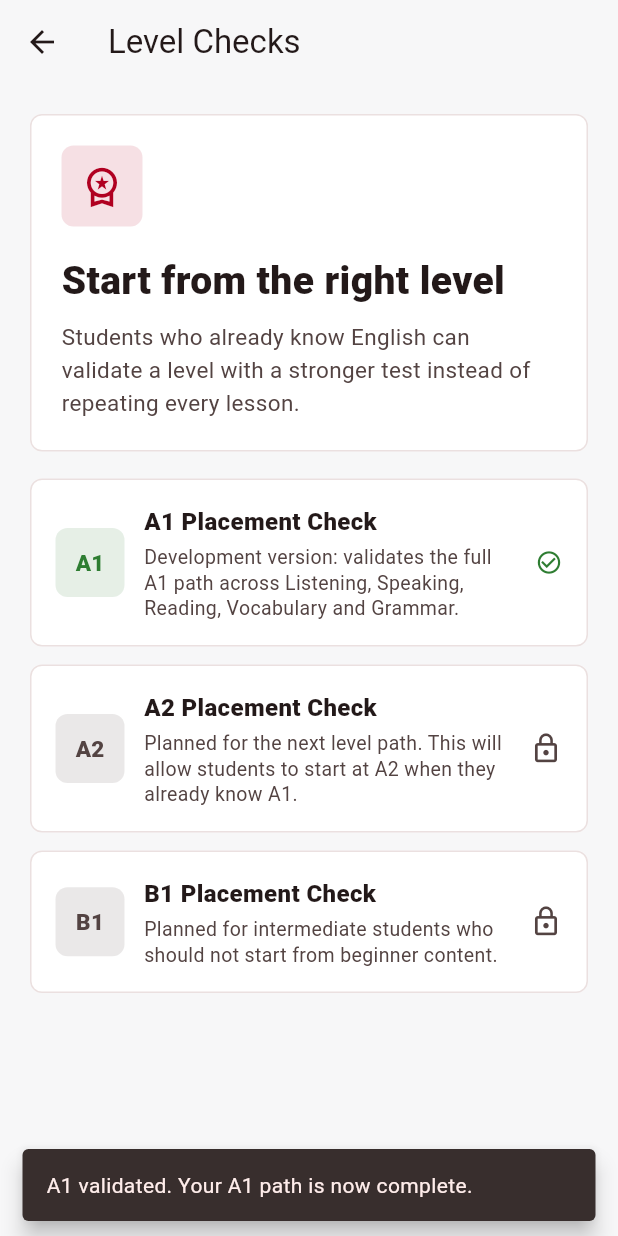
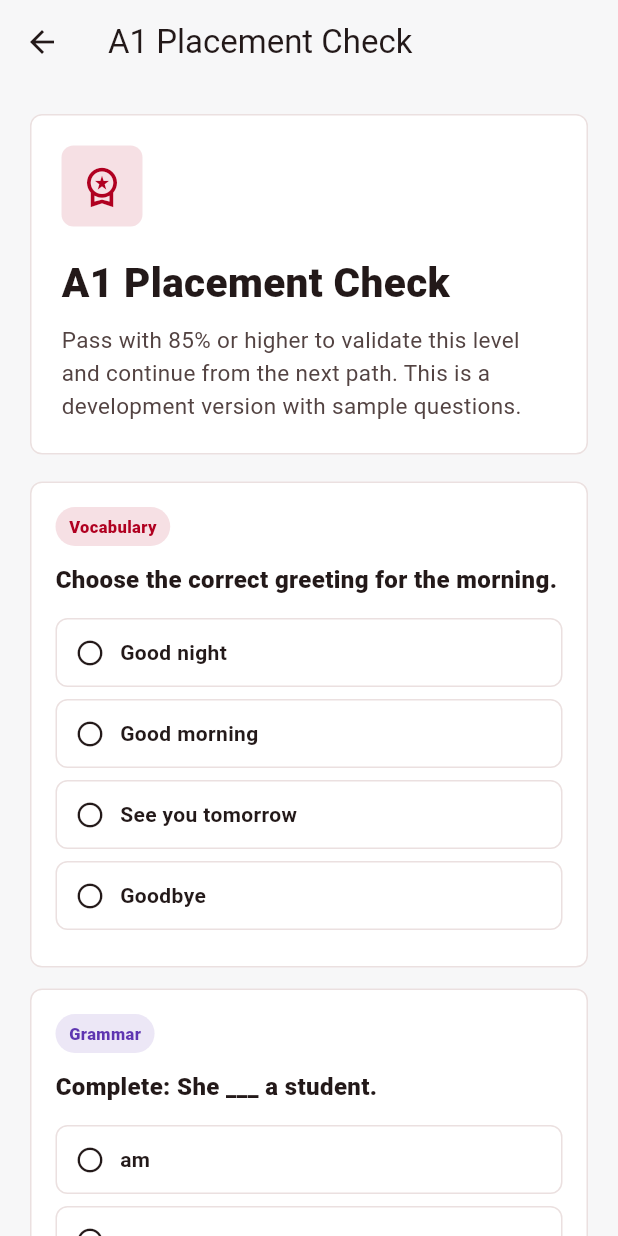
Before and after one commit to vitormendonca/speaknation_app, a Flutter app: the StudentLevelTestsScreen screen opened directly, after a tap on "A1", on a phone screen of 412 x 824 dp. Run offline on Flutter 3.47's test engine with Material 3 defaults, Android fonts, the phone set to English and light mode, and no system bars; our stand-ins replace audioplayers, shared_preferences; accounts and stored records are empty; Roboto replaces fonts that are missing (Arial).

Commit message:
Add scored A1 placement check

```diff
--- /dev/null
+++ b/lib/data/placement_test_data.dart
@@ -0,0 +1,126 @@
+import '../models/placement_question.dart';
+
+const List<PlacementQuestion> a1PlacementQuestions = [
+  PlacementQuestion(
+    id: 'a1_placement_vocabulary_1',
+    skill: 'Vocabulary',
+    question: 'Choose the correct greeting for the morning.',
+    options: [
+      'Good night',
+      'Good morning',
+      'See you tomorrow',
+      'Goodbye',
+    ],
+    correctAnswer: 'Good morning',
+  ),
+  PlacementQuestion(
+    id: 'a1_placement_grammar_1',
+    skill: 'Grammar',
+    question: 'Complete: She ___ a student.',
+    options: [
+      'am',
+      'are',
+      'is',
+      'be',
+    ],
+    correctAnswer: 'is',
+  ),
+  PlacementQuestion(
+    id: 'a1_placement_reading_1',
+    skill: 'Reading',
+    question: 'Read: "Anna has breakfast at seven." What time is breakfast?',
+    options: [
+      'At six',
+      'At seven',
+      'At eight',
+      'At nine',
+    ],
+    correctAnswer: 'At seven',
+  ),
+  PlacementQuestion(
+    id: 'a1_placement_listening_1',
+    skill: 'Listening',
+    question:
+        'Listening check placeholder: In a simple airport conversation, where is the speaker?',
+    options: [
+      'At the airport',
+      'At school',
+      'At home',
+      'At the park',
+    ],
+    correctAnswer: 'At the airport',
+  ),
+  PlacementQuestion(
+    id: 'a1_placement_speaking_1',
+    skill: 'Speaking',
+    question: 'Which answer is best for: "What is your name?"',
+    options: [
+      'I am fine',
+      'My name is Ana',
+      'I am from Monday',
+      'It is red',
+    ],
+    correctAnswer: 'My name is Ana',
+  ),
+  PlacementQuestion(
+    id: 'a1_placement_grammar_2',
+    skill: 'Grammar',
+    question: 'Choose the correct question.',
+    options: [
+      'Where you live?',
+      'Where do you live?',
+      'Where does you live?',
+      'Where living you?',
+    ],
+    correctAnswer: 'Where do you live?',
+  ),
+  PlacementQuestion(
+    id: 'a1_placement_vocabulary_2',
+    skill: 'Vocabulary',
+    question: 'Which word is a family member?',
+    options: [
+      'Brother',
+      'Table',
+      'Window',
+      'Breakfast',
+    ],
+    correctAnswer: 'Brother',
+  ),
+  PlacementQuestion(
+    id: 'a1_placement_reading_2',
+    skill: 'Reading',
+    question:
+        'Read: "Tom orders coffee and a sandwich." What does Tom order?',
+    options: [
+      'Coffee and a sandwich',
+      'Tea and cake',
+      'Water and rice',
+      'Juice and pasta',
+    ],
+    correctAnswer: 'Coffee and a sandwich',
+  ),
+  PlacementQuestion(
+    id: 'a1_placement_grammar_3',
+    skill: 'Grammar',
+    question: 'Complete: They ___ from Brazil.',
+    options: [
+      'is',
+      'am',
+      'are',
+      'be',
+    ],
+    correctAnswer: 'are',
+  ),
+  PlacementQuestion(
+    id: 'a1_placement_vocabulary_3',
+    skill: 'Vocabulary',
+    question: 'What is the opposite of "old" in basic English?',
+    options: [
+      'New',
+      'Blue',
+      'Fast',
+      'Long',
+    ],
+    correctAnswer: 'New',
+  ),
+];
--- /dev/null
+++ b/lib/models/placement_question.dart
@@ -0,0 +1,15 @@
+class PlacementQuestion {
+  final String id;
+  final String skill;
+  final String question;
+  final List<String> options;
+  final String correctAnswer;
+
+  const PlacementQuestion({
+    required this.id,
+    required this.skill,
+    required this.question,
+    required this.options,
+    required this.correctAnswer,
+  });
+}
--- a/lib/screens/student/student_level_tests_screen.dart
+++ b/lib/screens/student/student_level_tests_screen.dart
@@ -2,6 +2,7 @@ import 'package:flutter/material.dart';
 
 import '../../services/learning_path_progress_service.dart';
 import '../../theme/app_theme.dart';
+import 'student_placement_test_screen.dart';
 
 class StudentLevelTestsScreen extends StatefulWidget {
   const StudentLevelTestsScreen({super.key});
@@ -14,7 +15,6 @@ class StudentLevelTestsScreen extends StatefulWidget {
 class _StudentLevelTestsScreenState extends State<StudentLevelTestsScreen> {
   Set<String> validatedLevels = {};
   bool isLoading = true;
-  bool isSaving = false;
 
   @override
   void initState() {
@@ -34,34 +34,18 @@ class _StudentLevelTestsScreenState extends State<StudentLevelTestsScreen> {
   }
 
   Future<void> _validateA1() async {
-    if (isSaving || validatedLevels.contains('A1')) {
+    if (validatedLevels.contains('A1')) {
       return;
     }
 
-    setState(() {
-      isSaving = true;
-    });
-
-    await LearningPathProgressService.validateLevel('A1');
-
-    if (!mounted) return;
+    await Navigator.push(
+      context,
+      MaterialPageRoute(
+        builder: (_) => const StudentPlacementTestScreen(level: 'A1'),
+      ),
+    );
 
     await _loadValidatedLevels();
-
-    if (!mounted) return;
-
-    setState(() {
-      isSaving = false;
-    });
-
-    ScaffoldMessenger.of(context).clearSnackBars();
-    ScaffoldMessenger.of(context).showSnackBar(
-      const SnackBar(
-        content: Text('A1 validated. Your A1 path is now complete.'),
-        behavior: SnackBarBehavior.floating,
-        duration: Duration(milliseconds: 1400),
-      ),
-    );
   }
 
   @override
@@ -140,8 +124,8 @@ class _StudentLevelTestsScreenState extends State<StudentLevelTestsScreen> {
                 level: 'A1',
                 title: 'A1 Placement Check',
                 description:
-                    'Development version: validates the full A1 path across '
-                    'Listening, Speaking, Reading, Vocabulary and Grammar.',
+                    'Sample test with mixed A1 questions. Score 85% or higher '
+                    'to validate this level and continue from the next path.',
                 isValidated: validatedLevels.contains('A1'),
                 onTap: _validateA1,
               ),
@@ -193,7 +177,7 @@ class _StudentLevelTestsScreenState extends State<StudentLevelTestsScreen> {
         borderRadius: BorderRadius.circular(8),
         child: InkWell(
           borderRadius: BorderRadius.circular(8),
-          onTap: isLocked || isValidated || isSaving ? null : onTap,
+          onTap: isLocked || isValidated ? null : onTap,
           child: Container(
             padding: const EdgeInsets.all(16),
             decoration: BoxDecoration(
--- /dev/null
+++ b/lib/screens/student/student_placement_test_screen.dart
@@ -0,0 +1,377 @@
+import 'package:flutter/material.dart';
+
+import '../../data/placement_test_data.dart';
+import '../../models/placement_question.dart';
+import '../../services/learning_path_progress_service.dart';
+import '../../theme/app_theme.dart';
+
+class StudentPlacementTestScreen extends StatefulWidget {
+  final String level;
+
+  const StudentPlacementTestScreen({
+    super.key,
+    required this.level,
+  });
+
+  @override
+  State<StudentPlacementTestScreen> createState() =>
+      _StudentPlacementTestScreenState();
+}
+
+class _StudentPlacementTestScreenState
+    extends State<StudentPlacementTestScreen> {
+  final Map<String, String> selectedAnswers = {};
+
+  bool isSubmitted = false;
+  bool isSaving = false;
+  int score = 0;
+
+  List<PlacementQuestion> get questions {
+    switch (widget.level) {
+      case 'A1':
+        return a1PlacementQuestions;
+      default:
+        return const [];
+    }
+  }
+
+  int get correctCount {
+    return questions.where((question) {
+      return selectedAnswers[question.id] == question.correctAnswer;
+    }).length;
+  }
+
+  bool get isComplete {
+    return selectedAnswers.length == questions.length;
+  }
+
+  bool get passed {
+    return score >= 85;
+  }
+
+  Future<void> _submitTest() async {
+    if (!isComplete || isSaving) {
+      return;
+    }
+
+    final calculatedScore = ((correctCount / questions.length) * 100).round();
+
+    setState(() {
+      score = calculatedScore;
+      isSubmitted = true;
+      isSaving = true;
+    });
+
+    if (calculatedScore >= 85) {
+      await LearningPathProgressService.validateLevel(widget.level);
+    }
+
+    if (!mounted) return;
+
+    setState(() {
+      isSaving = false;
+    });
+  }
+
+  @override
+  Widget build(BuildContext context) {
+    final colors = Theme.of(context).colorScheme;
+
+    return Scaffold(
+      appBar: AppBar(
+        title: Text('${widget.level} Placement Check'),
+      ),
+      body: ListView(
+        padding: const EdgeInsets.all(20),
+        children: [
+          _header(context),
+          const SizedBox(height: 18),
+          for (final question in questions) _questionCard(context, question),
+          const SizedBox(height: 10),
+          if (isSubmitted) _resultCard(context),
+          const SizedBox(height: 18),
+          SizedBox(
+            height: 50,
+            width: double.infinity,
+            child: ElevatedButton.icon(
+              onPressed: isComplete && !isSaving ? _submitTest : null,
+              icon: Icon(
+                isSubmitted
+                    ? Icons.refresh_outlined
+                    : Icons.workspace_premium_outlined,
+              ),
+              label: Text(
+                isSubmitted ? 'Recalculate Score' : 'Submit Placement Check',
+              ),
+            ),
+          ),
+          if (!isComplete) ...[
+            const SizedBox(height: 10),
+            Text(
+              'Answer all questions to submit.',
+              textAlign: TextAlign.center,
+              style: TextStyle(
+                color: colors.onSurfaceVariant,
+                fontSize: 13,
+              ),
+            ),
+          ],
+        ],
+      ),
+    );
+  }
+
+  Widget _header(BuildContext context) {
+    final colors = Theme.of(context).colorScheme;
+
+    return Container(
+      width: double.infinity,
+      padding: const EdgeInsets.all(20),
+      decoration: BoxDecoration(
+        color: Theme.of(context).cardColor,
+        borderRadius: BorderRadius.circular(8),
+        border: Border.all(
+          color: colors.outlineVariant.withValues(alpha: 0.5),
+        ),
+      ),
+      child: Column(
+        crossAxisAlignment: CrossAxisAlignment.start,
+        children: [
+          Container(
+            width: 54,
+            height: 54,
+            decoration: BoxDecoration(
+              color: AppTheme.brandRed.withValues(alpha: 0.12),
+              borderRadius: BorderRadius.circular(8),
+            ),
+            child: const Icon(
+              Icons.workspace_premium_outlined,
+              color: AppTheme.brandRed,
+              size: 30,
+            ),
+          ),
+          const SizedBox(height: 18),
+          Text(
+            '${widget.level} Placement Check',
+            style: TextStyle(
+              color: colors.onSurface,
+              fontSize: 27,
+              fontWeight: FontWeight.w800,
+            ),
+          ),
+          const SizedBox(height: 8),
+          Text(
+            'Pass with 85% or higher to validate this level and continue from '
+            'the next path. This is a development version with sample questions.',
+            style: TextStyle(
+              color: colors.onSurfaceVariant,
+              fontSize: 15,
+              height: 1.45,
+            ),
+          ),
+        ],
+      ),
+    );
+  }
+
+  Widget _questionCard(BuildContext context, PlacementQuestion question) {
+    final colors = Theme.of(context).colorScheme;
+    final selectedAnswer = selectedAnswers[question.id];
+
+    return Container(
+      margin: const EdgeInsets.only(bottom: 14),
+      padding: const EdgeInsets.all(16),
+      decoration: BoxDecoration(
+        color: Theme.of(context).cardColor,
+        borderRadius: BorderRadius.circular(8),
+        border: Border.all(
+          color: colors.outlineVariant.withValues(alpha: 0.5),
+        ),
+      ),
+      child: Column(
+        crossAxisAlignment: CrossAxisAlignment.start,
+        children: [
+          _skillBadge(context, question.skill),
+          const SizedBox(height: 12),
+          Text(
+            question.question,
+            style: TextStyle(
+              color: colors.onSurface,
+              fontSize: 16,
+              fontWeight: FontWeight.w800,
+              height: 1.35,
+            ),
+          ),
+          const SizedBox(height: 14),
+          for (final option in question.options)
+            _answerOption(
+              context: context,
+              question: question,
+              option: option,
+              isSelected: selectedAnswer == option,
+            ),
+        ],
+      ),
+    );
+  }
+
+  Widget _answerOption({
+    required BuildContext context,
+    required PlacementQuestion question,
+    required String option,
+    required bool isSelected,
+  }) {
+    final colors = Theme.of(context).colorScheme;
+    final isCorrect = option == question.correctAnswer;
+    final showCorrect = isSubmitted && isCorrect;
+    final showWrong = isSubmitted && isSelected && !isCorrect;
+    final borderColor = showCorrect
+        ? AppTheme.success
+        : showWrong
+            ? AppTheme.brandRed
+            : isSelected
+                ? AppTheme.info
+                : colors.outlineVariant.withValues(alpha: 0.5);
+    final foregroundColor = showCorrect
+        ? AppTheme.success
+        : showWrong
+            ? AppTheme.brandRed
+            : colors.onSurface;
+
+    return Container(
+      margin: const EdgeInsets.only(bottom: 8),
+      child: Material(
+        color: isSelected
+            ? borderColor.withValues(alpha: 0.08)
+            : Colors.transparent,
+        borderRadius: BorderRadius.circular(8),
+        child: InkWell(
+          borderRadius: BorderRadius.circular(8),
+          onTap: isSubmitted
+              ? null
+              : () {
+                  setState(() {
+                    selectedAnswers[question.id] = option;
+                  });
+                },
+          child: Container(
+            width: double.infinity,
+            padding: const EdgeInsets.symmetric(horizontal: 12, vertical: 12),
+            decoration: BoxDecoration(
+              borderRadius: BorderRadius.circular(8),
+              border: Border.all(color: borderColor),
+            ),
+            child: Row(
+              children: [
+                Icon(
+                  isSelected
+                      ? Icons.radio_button_checked
+                      : Icons.radio_button_off,
+                  color: foregroundColor,
+                  size: 20,
+                ),
+                const SizedBox(width: 10),
+                Expanded(
+                  child: Text(
+                    option,
+                    style: TextStyle(
+                      color: foregroundColor,
+                      fontSize: 14,
+                      fontWeight: isSelected || showCorrect
+                          ? FontWeight.w800
+                          : FontWeight.w600,
+                    ),
+                  ),
+                ),
+              ],
+            ),
+          ),
+        ),
+      ),
+    );
+  }
+
+  Widget _resultCard(BuildContext context) {
+    final colors = Theme.of(context).colorScheme;
+    final resultColor = passed ? AppTheme.success : AppTheme.warning;
+
+    return Container(
+      width: double.infinity,
+      padding: const EdgeInsets.all(18),
+      decoration: BoxDecoration(
+        color: resultColor.withValues(alpha: 0.1),
+        borderRadius: BorderRadius.circular(8),
+        border: Border.all(color: resultColor.withValues(alpha: 0.4)),
+      ),
+      child: Column(
+        crossAxisAlignment: CrossAxisAlignment.start,
+        children: [
+          Icon(
+            passed
+                ? Icons.check_circle_outline
+                : Icons.rate_review_outlined,
+            color: resultColor,
+            size: 30,
+          ),
+          const SizedBox(height: 12),
+          Text(
+            '$score%',
+            style: TextStyle(
+              color: colors.onSurface,
+              fontSize: 30,
+              fontWeight: FontWeight.w900,
+            ),
+          ),
+          const SizedBox(height: 6),
+          Text(
+            passed
+                ? '${widget.level} validated. Your path was unlocked by test.'
+                : 'Keep studying. You need 85% to validate this level.',
+            style: TextStyle(
+              color: colors.onSurfaceVariant,
+              fontSize: 14,
+              height: 1.35,
+            ),
+          ),
+        ],
+      ),
+    );
+  }
+
+  Widget _skillBadge(BuildContext context, String label) {
+    final color = _skillColor(label);
+
+    return Container(
+      padding: const EdgeInsets.symmetric(horizontal: 9, vertical: 5),
+      decoration: BoxDecoration(
+        color: color.withValues(alpha: 0.12),
+        borderRadius: BorderRadius.circular(99),
+      ),
+      child: Text(
+        label,
+        style: TextStyle(
+          color: color,
+          fontSize: 11,
+          fontWeight: FontWeight.w800,
+        ),
+      ),
+    );
+  }
+
+  Color _skillColor(String skill) {
+    switch (skill) {
+      case 'Listening':
+        return AppTheme.info;
+      case 'Speaking':
+        return const Color(0xFF7B1FA2);
+      case 'Reading':
+        return const Color(0xFF00897B);
+      case 'Vocabulary':
+        return AppTheme.brandRed;
+      case 'Grammar':
+        return const Color(0xFF5E35B1);
+      default:
+        return AppTheme.info;
+    }
+  }
+}
```
